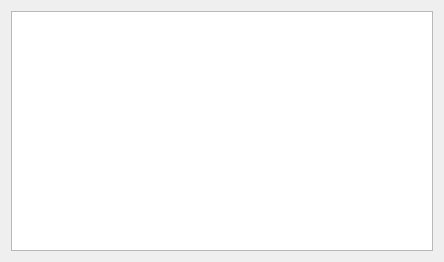
zhanlangsir/Qtqq, file qqfacepanel.ui: the form before one commit.
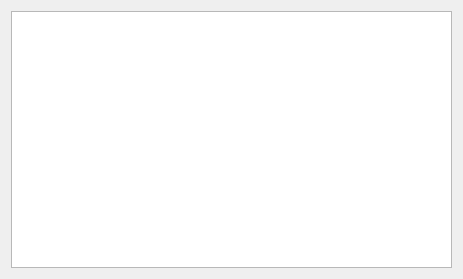
The form after the commit.

Commit message: 修复发送表情后关闭对话框程序崩溃bug

What changed in the file:
```diff
--- a/qqfacepanel.ui
+++ b/qqfacepanel.ui
@@ -6,8 +6,8 @@
    <rect>
     <x>0</x>
     <y>0</y>
-    <width>444</width>
-    <height>262</height>
+    <width>463</width>
+    <height>279</height>
    </rect>
   </property>
   <property name="sizePolicy">
```
The commit also changes 2 other files.
